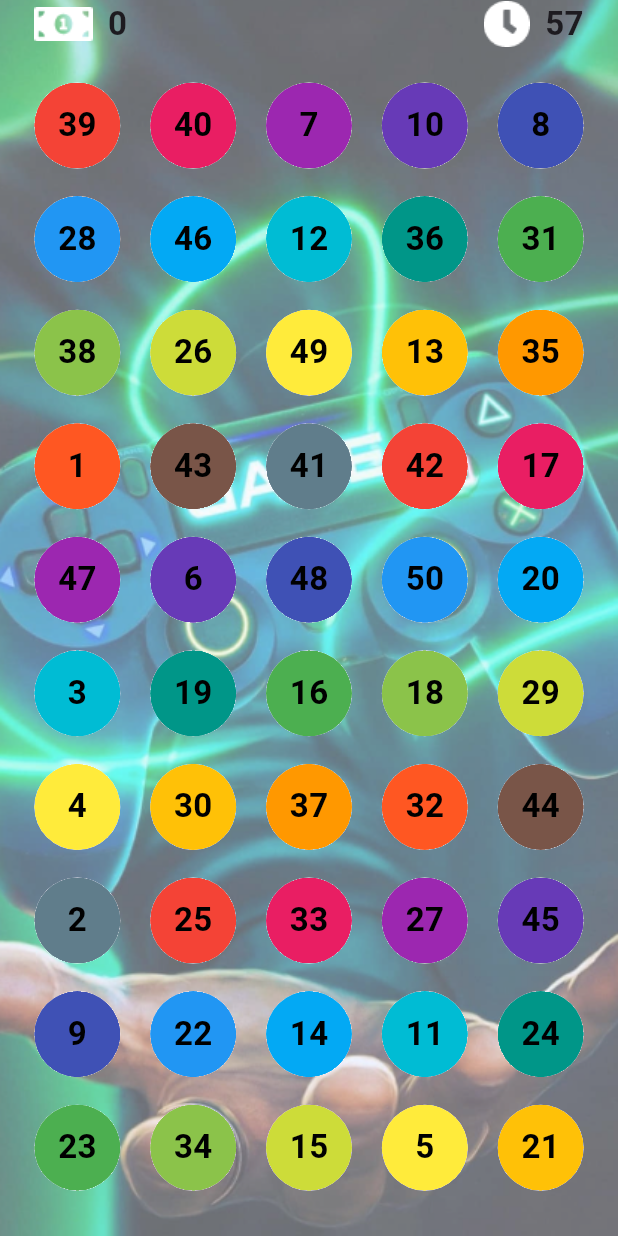
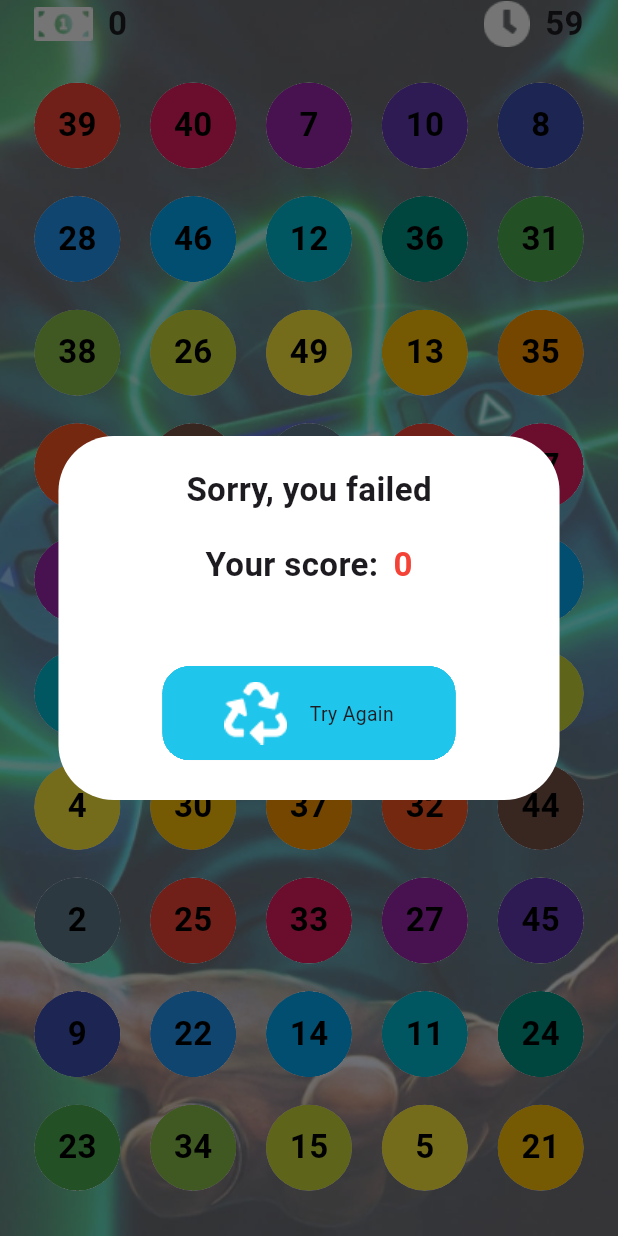
Before and after one commit to khathach699/Game_Number_Pick, a Flutter app: the GamePage screen opened by its route, after a tap on an icon or button, on a phone screen of 412 x 824 dp. Run offline on Flutter 3.47's test engine with Material 3 defaults, Android fonts, the phone set to English and light mode, and no system bars; our stand-ins replace flutter_screenutil.

Commit message:
code close game and fix ui home

```diff
--- a/lib/src/apps/my_app.dart
+++ b/lib/src/apps/my_app.dart
@@ -2,8 +2,6 @@ import 'package:flutter/material.dart';
 import 'package:flutter_screenutil/flutter_screenutil.dart';
 import 'package:game_flutter/src/pages/game/game_page.dart';
 import 'package:game_flutter/src/pages/home/home_page.dart';
-import 'package:game_flutter/src/providers/game_provider.dart';
-import 'package:provider/provider.dart';
 
 class MyApp extends StatelessWidget {
   const MyApp({super.key});
--- a/lib/src/pages/game/game_page.dart
+++ b/lib/src/pages/game/game_page.dart
@@ -1,6 +1,5 @@
 import 'package:flutter/material.dart';
 import 'package:flutter_screenutil/flutter_screenutil.dart';
-import 'package:game_flutter/src/common/widget/button_custom.dart';
 import 'package:game_flutter/src/providers/game_provider.dart';
 import 'package:provider/provider.dart';
 
@@ -11,7 +10,7 @@ class GamePage extends StatelessWidget {
   @override
   Widget build(BuildContext context) {
     return ChangeNotifierProvider(
-      create: (context) => GameProvider()..start(),
+      create: (context) => GameProvider()..start(context),
       child: Consumer<GameProvider>(
         builder: (context, gameProvider, child) {
           final listDate = gameProvider.listNumber;
@@ -91,7 +90,7 @@ class GamePage extends StatelessWidget {
                               onTap:
                                   () => context
                                       .read<GameProvider>()
-                                      .handleClick(listDate[index]),
+                                      .handleClick(listDate[index], context),
                               child: Consumer<GameProvider>(
                                 builder: (_, data, __) {
                                   return Ink(
--- a/lib/src/providers/game_provider.dart
+++ b/lib/src/providers/game_provider.dart
@@ -12,27 +12,29 @@ class GameProvider extends ChangeNotifier {
   int initNumber = 0;
   List<int> dataNumber = [];
   int core = 0;
-  void start() {
-    runTimer();
+  void start(context) {
+    runTimer(context);
   }
 
-  void handleClick(int number) {
+  void handleClick(int number, context) {
     initNumber++;
     if (number == initNumber) {
       dataNumber.add(number);
       core += 10;
     } else {
-      print("Loser");
+      ShowMessageError(context);
+      timer!.cancel();
     }
     notifyListeners();
   }
 
-  void runTimer() {
+  void runTimer(context) {
     timer = Timer.periodic(Duration(seconds: 1), (_) {
       if (count > 0) {
         count--;
         streamController.add(count);
       } else {
+        ShowMessageError(context);
         timer?.cancel();
       }
     });
@@ -41,8 +43,11 @@ class GameProvider extends ChangeNotifier {
   Future<dynamic> ShowMessageError(BuildContext context) {
     return showDialog(
       context: context,
+      barrierDismissible: false,
       builder: (context) {
-        return Center(
+        return Scaffold(
+          backgroundColor: Colors.transparent,
+          body: Center(
             child: Padding(
               padding: EdgeInsets.symmetric(horizontal: 15.dg),
               child: Container(
@@ -75,7 +80,7 @@ class GameProvider extends ChangeNotifier {
                         ),
                         10.horizontalSpace,
                         Text(
-                        "20",
+                          core.toString(),
                           style: TextStyle(
                             fontSize: 24.sp,
                             fontWeight: FontWeight.bold,
@@ -86,11 +91,16 @@ class GameProvider extends ChangeNotifier {
                     ),
                     55.verticalSpace,
                     ButtonCustom(
+                      onPressed: () {
+                        Navigator.pop(context);
+                        Navigator.pop(context);
+                      },
                       title: 'Try Again',
                       isEnable: true,
                       icon: "assets/icons/2.png",
                     ),
                   ],
+                ),
               ),
             ),
           ),
```
Lines whose indentation alone changed are shown as unchanged.
